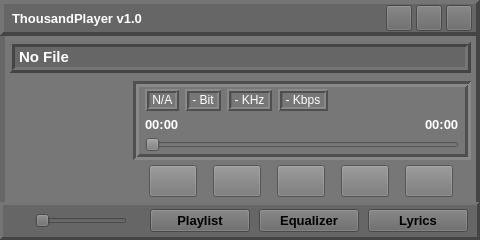
The window that source/ui/mainwindow/tp_mainwindow.ui (ZXfkSIE/ThousandPlayer) describes before a commit, drawn with Qt 5.
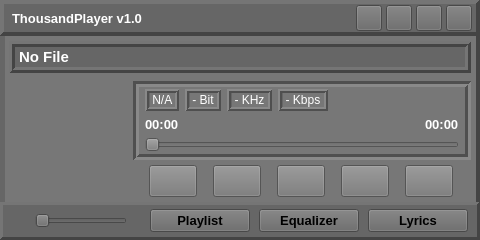
The same window after the commit. Custom widgets are drawn as their Qt base class.

Diff of the .ui file:
```diff
--- a/source/ui/mainwindow/tp_mainwindow.ui
+++ b/source/ui/mainwindow/tp_mainwindow.ui
@@ -141,6 +141,31 @@
         </property>
        </spacer>
       </item>
+      <item>
+       <widget class="QPushButton" name="pushButton_Menu">
+        <property name="sizePolicy">
+         <sizepolicy hsizetype="Fixed" vsizetype="Fixed">
+          <horstretch>0</horstretch>
+          <verstretch>0</verstretch>
+         </sizepolicy>
+        </property>
+        <property name="minimumSize">
+         <size>
+          <width>26</width>
+          <height>26</height>
+         </size>
+        </property>
+        <property name="maximumSize">
+         <size>
+          <width>26</width>
+          <height>26</height>
+         </size>
+        </property>
+        <property name="mouseTracking">
+         <bool>true</bool>
+        </property>
+       </widget>
+      </item>
       <item>
        <widget class="QPushButton" name="pushButton_Minimize">
         <property name="sizePolicy">
```
